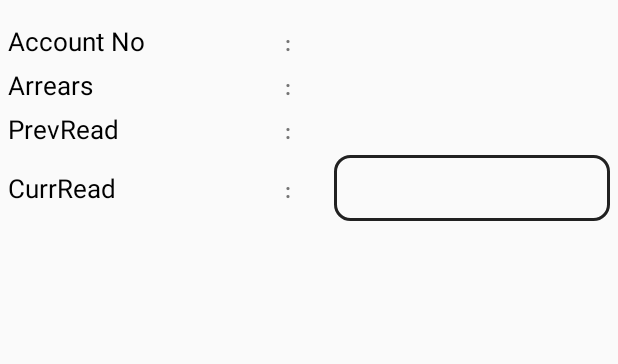
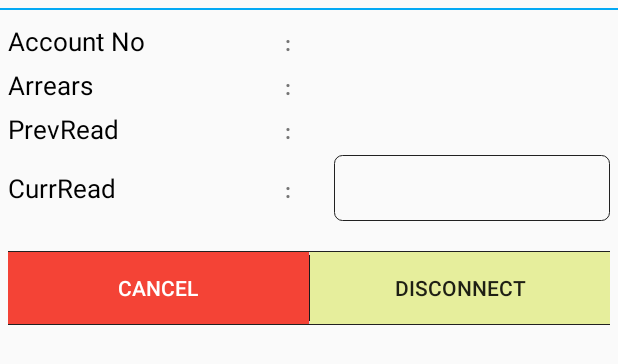
Before and after one commit to sourav728/TRM_Discon_Recon, an Android app: the layout discon_layout.xml on its own in the app's theme, with its tools: preview values and no code run, on a phone screen of 412 x 824 dp. Shown: the top 364 px of the screen. Run offline under Robolectric (Android 15) with nearby library versions, the phone set to English and light mode, and no system bars.

Commit message:
Layout Changes

```diff
--- a/app/src/main/java/com/example/tvd/trm_discon_recon/Discon_List.java
+++ b/app/src/main/java/com/example/tvd/trm_discon_recon/Discon_List.java
@@ -5,6 +5,7 @@ import android.os.Bundle;
 import android.os.Handler;
 import android.os.Message;
 import android.support.v4.app.Fragment;
+import android.support.v4.app.FragmentTransaction;
 import android.support.v7.widget.LinearLayoutManager;
 import android.support.v7.widget.RecyclerView;
 import android.view.LayoutInflater;
@@ -42,7 +43,7 @@ public class Discon_List extends Fragment {
                         break;
                     case DISCON_LIST_FAILURE:
                             progressDialog.dismiss();
-                            Toast.makeText(getActivity(), "Failure!!", Toast.LENGTH_SHORT).show();
+                            Toast.makeText(getActivity(), "Disconnection Data is not available for you!!", Toast.LENGTH_SHORT).show();
                         break;
                 }
                 super.handleMessage(msg);
--- a/app/src/main/java/com/example/tvd/trm_discon_recon/values/ConstantValues.java
+++ b/app/src/main/java/com/example/tvd/trm_discon_recon/values/ConstantValues.java
@@ -5,4 +5,6 @@ public class ConstantValues {
     public static final int LOGIN_FAILURE = 2;
     public static final int DISCON_LIST_SUCCESS = 3;
     public static final int DISCON_LIST_FAILURE = 4;
+    public static final int DISCON_SUCCESS = 5;
+    public static final int DISCON_FAILURE = 6;
 }
--- a/app/src/main/res/drawable/border_style.xml
+++ b/app/src/main/res/drawable/border_style.xml
@@ -5,15 +5,13 @@
     android:layout_height="wrap_content"
     android:layout_width="match_parent">
 
-    <stroke android:width="2dp"
+    <stroke android:width="0.1dp"
         android:color="@color/black"/>
 
-    <corners android:radius="10dp"
+    <corners android:radius="5dp"
         />
-
     <padding android:left="10dp"
         android:top="10dp"
         android:right="10dp"
         android:bottom="10dp"/>
-
 </shape>
--- /dev/null
+++ b/app/src/main/res/drawable/cancel_btn_bgk.xml
@@ -0,0 +1,13 @@
+<?xml version="1.0" encoding="utf-8"?>
+<selector xmlns:android="http://schemas.android.com/apk/res/android">
+    <item android:state_pressed="true">
+        <shape android:shape="rectangle"  >
+            <solid android:color="#A9A9F5"/>
+        </shape>
+    </item>
+    <item >
+        <shape android:shape="rectangle"  >
+            <solid android:color="#F44336"/>
+        </shape>
+    </item>
+</selector>
--- /dev/null
+++ b/app/src/main/res/drawable/dlg_positive_btn.xml
@@ -0,0 +1,13 @@
+<?xml version="1.0" encoding="utf-8"?>
+<selector xmlns:android="http://schemas.android.com/apk/res/android">
+    <item android:state_pressed="true">
+        <shape android:shape="rectangle"  >
+            <solid android:color="#A9A9F5"/>
+        </shape>
+    </item>
+    <item >
+        <shape android:shape="rectangle"  >
+            <solid android:color="#E6EE9C"/>
+        </shape>
+    </item>
+</selector>
--- /dev/null
+++ b/app/src/main/res/layout/dialog_buttons_layout.xml
@@ -0,0 +1,49 @@
+<?xml version="1.0" encoding="utf-8"?>
+<LinearLayout xmlns:android="http://schemas.android.com/apk/res/android"
+    android:layout_marginTop="20dp"
+    android:layout_width="match_parent"
+    android:layout_height="match_parent"
+    android:orientation="vertical">
+
+    <View
+        android:layout_width="match_parent"
+        android:layout_height="0.5dp"
+        android:background="@color/black"/>
+
+    <LinearLayout
+        android:layout_width="match_parent"
+        android:layout_height="wrap_content"
+        android:orientation="horizontal">
+
+        <Button
+            android:id="@+id/dialog_negative_btn"
+            style="@style/Widget.AppCompat.Button.Colored"
+            android:layout_width="match_parent"
+            android:layout_height="wrap_content"
+            android:layout_weight="1"
+            android:background="@drawable/cancel_btn_bgk"
+            android:text="Cancel"/>
+
+        <View
+            android:layout_width="0.5dp"
+            android:layout_height="match_parent"
+            android:layout_marginTop="2dp"
+            android:layout_marginBottom="2dp"
+            android:background="@color/black"/>
+
+        <Button
+            android:id="@+id/dialog_positive_btn"
+            style="@style/Widget.AppCompat.Button.Small"
+            android:layout_width="match_parent"
+            android:layout_height="wrap_content"
+            android:layout_weight="1"
+            android:background="@drawable/dlg_positive_btn"
+            android:text="Disconnect"/>
+    </LinearLayout>
+
+    <View
+        android:layout_width="match_parent"
+        android:layout_height="0.5dp"
+        android:background="@color/black"/>
+
+</LinearLayout>
--- a/app/src/main/res/layout/discon_layout.xml
+++ b/app/src/main/res/layout/discon_layout.xml
@@ -2,7 +2,14 @@
 <RelativeLayout xmlns:android="http://schemas.android.com/apk/res/android"
     android:layout_width="match_parent"
     android:layout_height="match_parent">
-<LinearLayout
+    <View
+        android:layout_alignParentTop="true"
+        android:layout_marginTop="5dp"
+        android:layout_width="match_parent"
+        android:layout_height="1dp"
+        android:background="@color/colorPrimary"/>
+
+    <LinearLayout
     android:layout_marginTop="10dp"
     android:layout_marginLeft="5dp"
     android:layout_marginRight="5dp"
@@ -102,6 +109,7 @@
             android:textStyle="bold"
             android:text=":"/>
         <EditText
+            android:id="@+id/edit_curread"
             android:layout_weight="1"
             android:layout_width="match_parent"
             android:layout_height="wrap_content"
@@ -109,5 +117,6 @@
             android:textColor="@color/black"
             android:textSize="17sp"/>
     </LinearLayout>
+    <include layout="@layout/dialog_buttons_layout" />
 </LinearLayout>
 </RelativeLayout>
```
Also changed, not shown: app/src/main/java/com/example/tvd/trm_discon_recon/MainActivity.java (+0 -10 lines), app/src/main/java/com/example/tvd/trm_discon_recon/adapter/Discon_List_Adapter.java (+71 -9 lines), app/src/main/java/com/example/tvd/trm_discon_recon/invoke/ReceivingData.java (+16 -0 lines), app/src/main/java/com/example/tvd/trm_discon_recon/invoke/SendingData.java (+35 -1 lines), app/src/main/java/com/example/tvd/trm_discon_recon/values/FunctionCall.java (+48 -0 lines), app/src/main/res/menu/activity_main_drawer.xml (+4 -29 lines).
